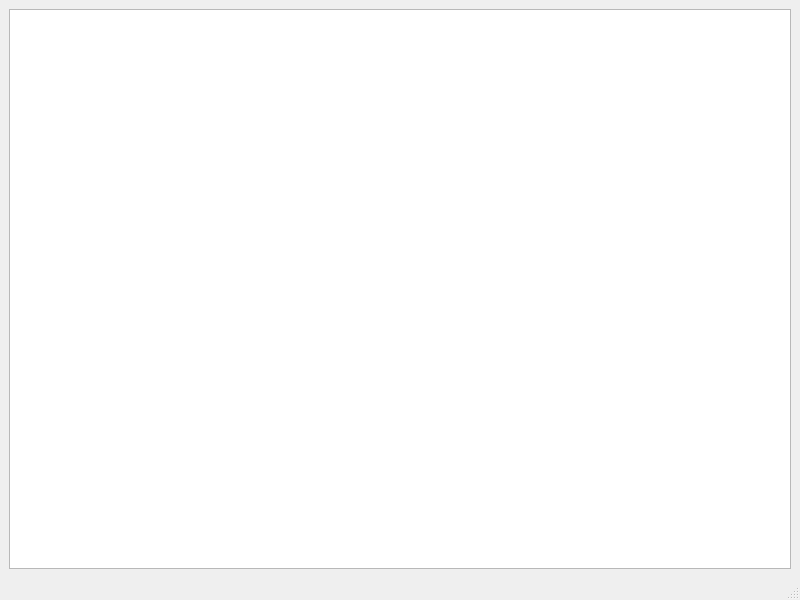
Before: the Qt Designer form src/ui/ColorChooser.ui in Rowanion/ColorChooser, drawn with Qt 5.
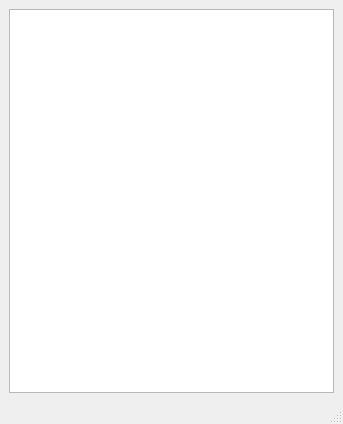
After: the same form once the commit is applied.

What changed in the file:
```diff
--- a/src/ui/ColorChooser.ui
+++ b/src/ui/ColorChooser.ui
@@ -6,8 +6,8 @@
    <rect>
     <x>0</x>
     <y>0</y>
-    <width>800</width>
-    <height>600</height>
+    <width>343</width>
+    <height>424</height>
    </rect>
   </property>
   <property name="windowTitle">
@@ -16,7 +16,38 @@
   <widget class="QWidget" name="centralwidget">
    <layout class="QVBoxLayout" name="verticalLayout">
     <item>
-     <widget class="QTableView" name="tableView"/>
+     <widget class="QTableView" name="tableView">
+      <property name="editTriggers">
+       <set>QAbstractItemView::NoEditTriggers</set>
+      </property>
+      <property name="showDropIndicator" stdset="0">
+       <bool>false</bool>
+      </property>
+      <property name="dragDropOverwriteMode">
+       <bool>false</bool>
+      </property>
+      <property name="selectionMode">
+       <enum>QAbstractItemView::NoSelection</enum>
+      </property>
+      <property name="selectionBehavior">
+       <enum>QAbstractItemView::SelectColumns</enum>
+      </property>
+      <property name="showGrid">
+       <bool>false</bool>
+      </property>
+      <property name="cornerButtonEnabled">
+       <bool>false</bool>
+      </property>
+      <attribute name="horizontalHeaderVisible">
+       <bool>false</bool>
+      </attribute>
+      <attribute name="horizontalHeaderStretchLastSection">
+       <bool>true</bool>
+      </attribute>
+      <attribute name="verticalHeaderVisible">
+       <bool>true</bool>
+      </attribute>
+     </widget>
     </item>
    </layout>
   </widget>
```
Left out of the diff: 2 changed lines with no effect on the pictures.
